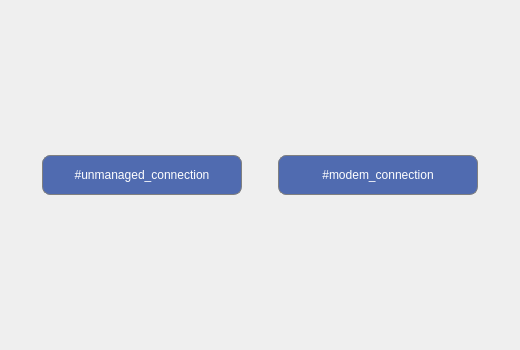
Above: src/plugins/NativeWidgets/ServiceMenu/src/FirstSetup/UI/NetworkWizardPage.ui from Ilkhom-S/e-kiosk before the change. Below: the same form after it.
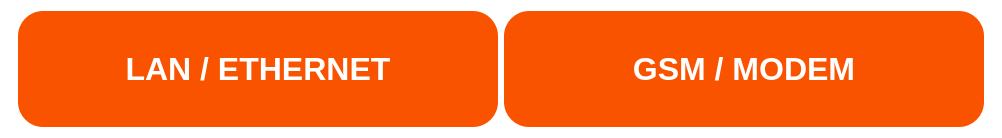
That is the form after the change. Icons and pictures are not drawn.

Commit message: Update WelcomeWizardPage UI: new logo, texts; add missing translations

Patch:
```diff
--- a/src/plugins/NativeWidgets/ServiceMenu/src/FirstSetup/UI/NetworkWizardPage.ui
+++ b/src/plugins/NativeWidgets/ServiceMenu/src/FirstSetup/UI/NetworkWizardPage.ui
@@ -1,162 +1,41 @@
 <?xml version="1.0" encoding="UTF-8"?>
 <ui version="4.0">
  <class>NetworkWizardPage</class>
- <widget class="QFrame" name="NetworkWizardPage">
-  <property name="geometry">
-   <rect>
-    <x>0</x>
-    <y>0</y>
-    <width>520</width>
-    <height>350</height>
-   </rect>
-  </property>
+    <widget class="QWidget" name="NetworkWizardPage">
   <property name="styleSheet">
-   <string notr="true">QFrame#selectConnectionWizardWindow
-{
-	background-color: white;
-}
-
-QPushButton
-{
-	border: 1px solid gray;
-    border-radius: 8px;
-	padding: 8px;
-	color: white;
-	background-color: rgba(80, 107, 176);
-}
-
-QPushButton:disabled
-{
-	color: gray;
-	background-color: lightgray;
-}
-
-QPushButton:pressed 
-{
-	background-color: rgba(98, 141, 191);
-}
-
-QPushButton#btnExit 
-{
-	color: black;
-	padding: 0px;
-	border: none; 
-	background-color: none;
-	qproperty-icon: url(:/Images/button_close.png);
-}
-
-QLabel#lblCaption 
-{
-	font: 75 12pt &quot;MS Shell Dlg 2&quot;;
-	padding: 0px;
-}</string>
-  </property>
-  <layout class="QVBoxLayout" name="verticalLayout">
+            <string notr="true">
+                QWidget#NetworkWizardPage { background-color: transparent; }
+                QPushButton { background-color: #FA5300; color: #FFFFFF; border-radius: 25px;
+                font-size: 32px; font-weight: 900; padding: 40px; min-width: 400px; }
+            </string>
+        </property>
+        <layout class="QHBoxLayout" name="mainLayout">
    <item>
-    <spacer name="verticalSpacer_2">
-     <property name="orientation">
-      <enum>Qt::Vertical</enum>
-     </property>
-     <property name="sizeHint" stdset="0">
-      <size>
-       <width>20</width>
-       <height>206</height>
-      </size>
-     </property>
-    </spacer>
-   </item>
-   <item>
-    <layout class="QHBoxLayout" name="horizontalLayout_2">
-     <item>
-      <spacer name="horizontalSpacer_2">
+                <spacer name="s1">
        <property name="orientation">
         <enum>Qt::Horizontal</enum>
        </property>
-       <property name="sizeHint" stdset="0">
-        <size>
-         <width>40</width>
-         <height>20</height>
-        </size>
-       </property>
       </spacer>
      </item>
      <item>
       <widget class="QPushButton" name="btnUnmanaged">
-       <property name="minimumSize">
-        <size>
-         <width>200</width>
-         <height>40</height>
-        </size>
-       </property>
-       <property name="maximumSize">
-        <size>
-         <width>200</width>
-         <height>40</height>
-        </size>
-       </property>
        <property name="text">
-        <string>#unmanaged_connection</string>
+                        <string>LAN / ETHERNET</string>
        </property>
       </widget>
      </item>
-     <item>
-      <spacer name="horizontalSpacer_3">
-       <property name="orientation">
-        <enum>Qt::Horizontal</enum>
-       </property>
-       <property name="sizeHint" stdset="0">
-        <size>
-         <width>40</width>
-         <height>20</height>
-        </size>
-       </property>
-      </spacer>
-     </item>
      <item>
       <widget class="QPushButton" name="btnDialup">
-       <property name="minimumSize">
-        <size>
-         <width>200</width>
-         <height>40</height>
-        </size>
-       </property>
-       <property name="maximumSize">
-        <size>
-         <width>200</width>
-         <height>40</height>
-        </size>
-       </property>
        <property name="text">
-        <string>#modem_connection</string>
+                        <string>GSM / MODEM</string>
        </property>
       </widget>
      </item>
      <item>
-      <spacer name="horizontalSpacer">
+                <spacer name="s2">
        <property name="orientation">
         <enum>Qt::Horizontal</enum>
        </property>
-       <property name="sizeHint" stdset="0">
-        <size>
-         <width>40</width>
-         <height>20</height>
-        </size>
-       </property>
-      </spacer>
-     </item>
-    </layout>
-   </item>
-   <item>
-    <spacer name="verticalSpacer">
-     <property name="orientation">
-      <enum>Qt::Vertical</enum>
-     </property>
-     <property name="sizeHint" stdset="0">
-      <size>
-       <width>20</width>
-       <height>206</height>
-      </size>
-     </property>
     </spacer>
    </item>
   </layout>
```
Left out of the diff: 4 changed lines with no effect on the pictures. Lines whose indentation alone changed are shown as unchanged. The commit also changes 30 other files.
